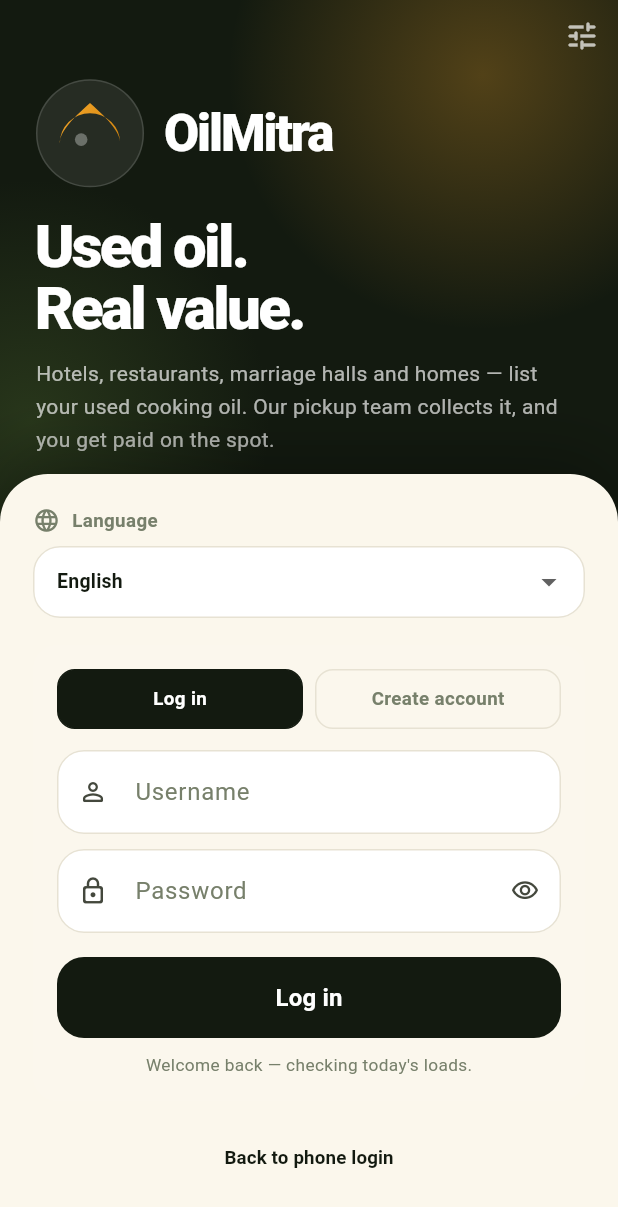
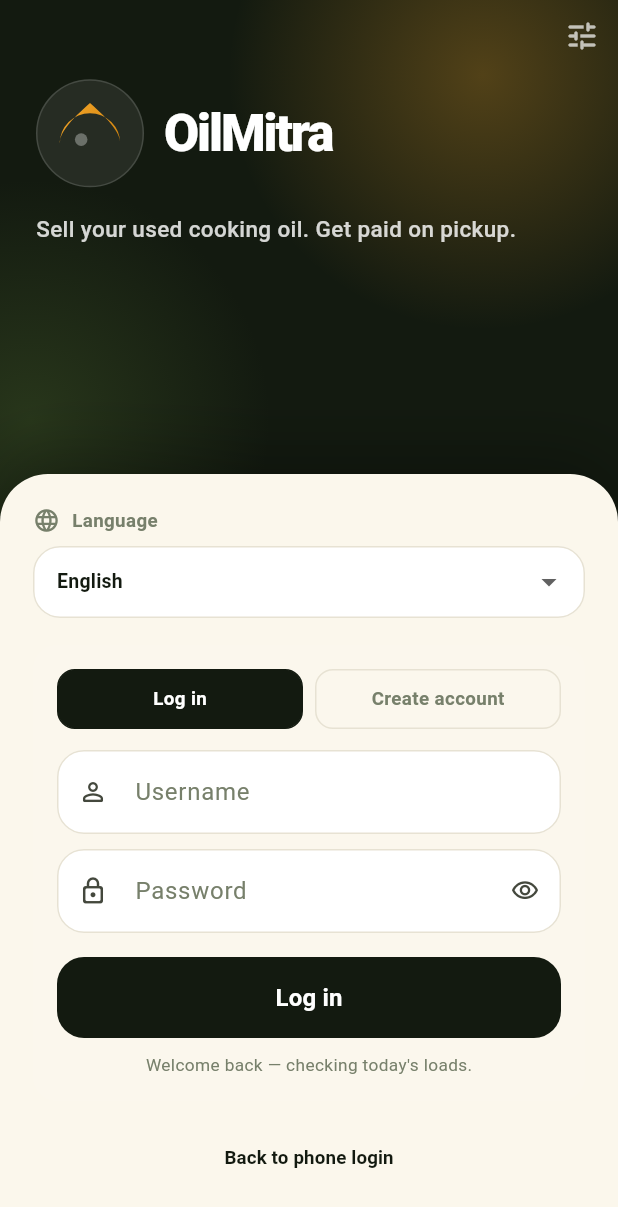
Before and after one commit to j96k/oillmitra, a Flutter app: the screen it shows after launch, after a tap on "Other way to login", on a phone screen of 412 x 824 dp. Shown: the top 1207 px of the screen. Run offline on Flutter 3.47's test engine with Material 3 defaults, Android fonts, the phone set to English and light mode, and no system bars; our stand-ins replace firebase_auth, firebase_core, geolocator, google_maps_flutter, image_picker, shared_preferences; missing offline and left inert: dart:html, dart:js; accounts and stored records are empty.

Commit message:
Make supplier phone login cleaner: larger phone input/CTA, less text

```diff
--- a/mobile/lib/screens/login_screen.dart
+++ b/mobile/lib/screens/login_screen.dart
@@ -95,63 +95,79 @@ class _LoginScreenState extends State<LoginScreen> with SingleTickerProviderStat
   // ---- Phone OTP login section (primary) ----
 
   Widget _buildPhoneLoginSection() {
-    return Container(
-      padding: const EdgeInsets.all(16),
-      decoration: BoxDecoration(
-        color: Colors.white.withValues(alpha: 0.05),
-        borderRadius: BorderRadius.circular(16),
+    return Column(crossAxisAlignment: CrossAxisAlignment.stretch, children: [
+      const Text(
+        'Enter your mobile number',
+        style: TextStyle(color: AppColors.ink, fontWeight: FontWeight.w800, fontSize: 22, letterSpacing: -0.4),
       ),
-      child: Column(crossAxisAlignment: CrossAxisAlignment.start, children: [
-        const Text('Login or create account with phone',
-            style: TextStyle(color: AppColors.ink, fontWeight: FontWeight.w800, fontSize: 13)),
-        const SizedBox(height: 12),
+      const SizedBox(height: 6),
+      const Text(
+        'We\'ll send an OTP to login or create your account.',
+        style: TextStyle(color: AppColors.muted, fontSize: 13, height: 1.4),
+      ),
+      const SizedBox(height: 20),
       if (!_otpSent) ...[
-          Row(children: [
-            Expanded(
-              child: TextField(
+        TextField(
           controller: _otpPhone,
           keyboardType: TextInputType.phone,
           maxLength: 10,
-                decoration: const InputDecoration(
+          style: const TextStyle(fontSize: 18, fontWeight: FontWeight.w600, letterSpacing: 0.5),
+          decoration: InputDecoration(
             hintText: '98765 43210',
-                  prefixText: '+91 ',
-                  prefixIcon: Icon(Icons.phone_rounded, size: 18),
+            hintStyle: TextStyle(color: AppColors.muted.withValues(alpha: 0.6), fontSize: 18),
+            prefixIcon: const Padding(
+              padding: EdgeInsets.only(left: 14, right: 8),
+              child: Text('+91', style: TextStyle(fontSize: 18, fontWeight: FontWeight.w700, color: AppColors.ink)),
+            ),
+            prefixIconConstraints: const BoxConstraints(minWidth: 0, minHeight: 0),
+            contentPadding: const EdgeInsets.symmetric(horizontal: 16, vertical: 18),
           ),
         ),
-            ),
-            const SizedBox(width: 8),
-            FilledButton(
+        const SizedBox(height: 14),
+        SizedBox(
+          width: double.infinity,
+          height: 52,
+          child: FilledButton(
             onPressed: _otpBusy ? null : _sendOtp,
             child: _otpBusy
-                  ? const SizedBox(width: 20, height: 20, child: CircularProgressIndicator(strokeWidth: 2))
-                  : const Text('Send OTP'),
+                ? const SizedBox(width: 22, height: 22, child: CircularProgressIndicator(strokeWidth: 2.4, color: Colors.white))
+                : const Text('Continue', style: TextStyle(fontSize: 16, fontWeight: FontWeight.w700)),
           ),
-          ]),
+        ),
       ] else ...[
         TextField(
           controller: _otpCode,
           keyboardType: TextInputType.number,
           maxLength: 6,
-            decoration: const InputDecoration(
-              hintText: '123456',
-              prefixIcon: Icon(Icons.lock_rounded, size: 18),
-              labelText: '6-digit OTP',
+          style: const TextStyle(fontSize: 22, fontWeight: FontWeight.w700, letterSpacing: 6),
+          textAlign: TextAlign.center,
+          decoration: InputDecoration(
+            hintText: '• • • • • •',
+            hintStyle: TextStyle(color: AppColors.muted.withValues(alpha: 0.5), fontSize: 22, letterSpacing: 6),
+            counterText: '',
+            contentPadding: const EdgeInsets.symmetric(horizontal: 16, vertical: 18),
           ),
         ),
-          const SizedBox(height: 10),
-          FilledButton(
+        const SizedBox(height: 14),
+        SizedBox(
+          width: double.infinity,
+          height: 52,
+          child: FilledButton(
             onPressed: _otpBusy ? null : _verifyOtpAndLogin,
             child: _otpBusy
-                ? const SizedBox(width: 20, height: 20, child: CircularProgressIndicator(strokeWidth: 2))
-                : const Text('Verify & Login'),
+                ? const SizedBox(width: 22, height: 22, child: CircularProgressIndicator(strokeWidth: 2.4, color: Colors.white))
+                : const Text('Verify & Login', style: TextStyle(fontSize: 16, fontWeight: FontWeight.w700)),
           ),
-          TextButton(
+        ),
+        const SizedBox(height: 8),
+        Center(
+          child: TextButton(
             onPressed: _otpBusy ? null : _sendOtp,
-            child: const Text('Resend OTP'),
+            child: const Text('Resend OTP', style: TextStyle(fontWeight: FontWeight.w600)),
+          ),
         ),
       ],
-      ]),
-    );
+    ]);
   }
 
   // ---- Username/Password login section (secondary) ----
@@ -373,19 +389,12 @@ class _LoginScreenState extends State<LoginScreen> with SingleTickerProviderStat
                       ]),
                     ),
                   ),
-                  const SizedBox(height: 18),
-                  const Text('Used oil.\nReal value.',
-                      style: TextStyle(color: Colors.white, fontSize: 40, height: 1.02, fontWeight: FontWeight.w800, letterSpacing: -1.8)),
-                  const SizedBox(height: 12),
-                  Text('Hotels, restaurants, marriage halls and homes — list your used cooking oil. Our pickup team collects it, and you get paid on the spot.',
-                      style: TextStyle(color: Colors.white.withValues(alpha: 0.68), fontSize: 14, height: 1.55)),
-                  const SizedBox(height: 22),
-                  Wrap(spacing: 8, runSpacing: 8, children: const [
-                    _HeroChip(icon: Icons.bolt_rounded, text: 'Direct pickup'),
-                    _HeroChip(icon: Icons.payments_outlined, text: 'Paid per litre'),
-                    _HeroChip(icon: Icons.eco_rounded, text: 'Not down the drain'),
-                  ]),
-                  const SizedBox(height: 26),
+                  const SizedBox(height: 16),
+                  Text(
+                    'Sell your used cooking oil. Get paid on pickup.',
+                    style: TextStyle(color: Colors.white.withValues(alpha: 0.82), fontSize: 15, height: 1.4, fontWeight: FontWeight.w500),
+                  ),
+                  const SizedBox(height: 20),
                 ]),
               ),
             ),
@@ -481,29 +490,6 @@ class _SmallTab extends StatelessWidget {
   }
 }
 
-class _HeroChip extends StatelessWidget {
-  const _HeroChip({required this.icon, required this.text});
-  final IconData icon;
-  final String text;
-
-  @override
-  Widget build(BuildContext context) {
-    return Container(
-      padding: const EdgeInsets.symmetric(horizontal: 10, vertical: 7),
-      decoration: BoxDecoration(
-        color: Colors.white.withValues(alpha: 0.08),
-        borderRadius: BorderRadius.circular(30),
-        border: Border.all(color: Colors.white.withValues(alpha: 0.12)),
-      ),
-      child: Row(mainAxisSize: MainAxisSize.min, children: [
-        Icon(icon, size: 13, color: AppColors.gold),
-        const SizedBox(width: 5),
-        Text(text, style: const TextStyle(color: Colors.white70, fontSize: 11, fontWeight: FontWeight.w600)),
-      ]),
-    );
-  }
-}
-
 class _Glow extends StatelessWidget {
   const _Glow({required this.color, required this.size});
   final Color color;
```
Also changed, not shown: 4 other files. Lines whose indentation alone changed are shown as unchanged.
